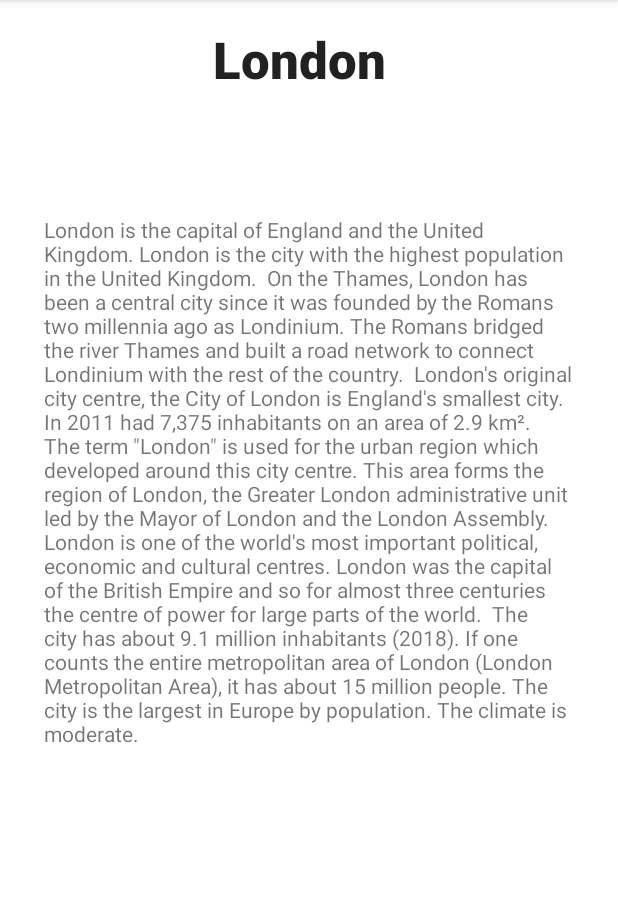
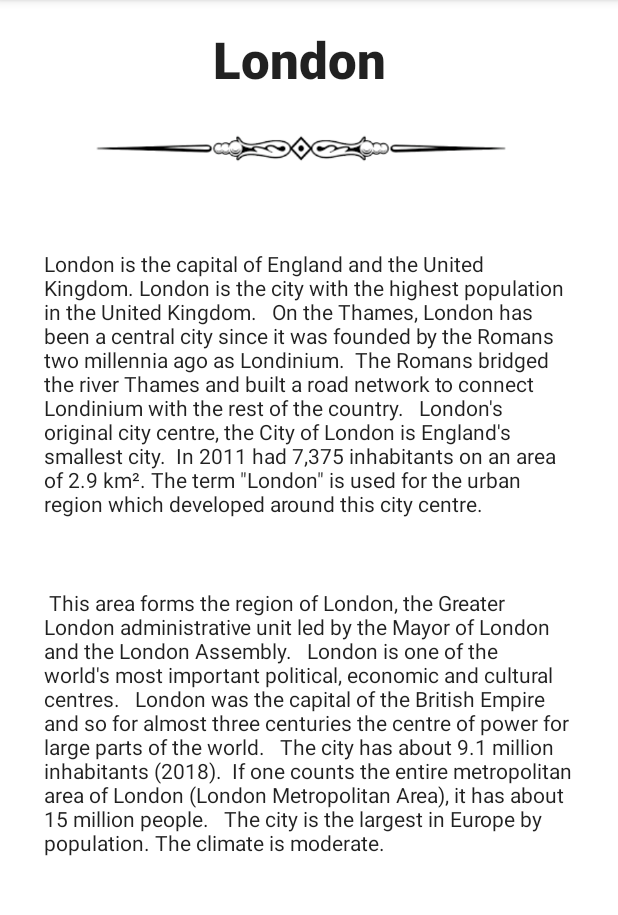
Before and after one commit to cpalazis/TRAVELLER, an Android app: the LondonActivity screen opened directly, with no data from a screen before it, on a phone screen of 412 x 824 dp, the part 84-999 px from its top. Run offline under Robolectric (Android 15) with nearby library versions, the phone set to English and light mode, and no system bars.

Commit message:
Made London Design Better

```diff
--- a/app/src/main/java/com/example/front_end/LondonActivity.java
+++ b/app/src/main/java/com/example/front_end/LondonActivity.java
@@ -9,6 +9,7 @@ public class LondonActivity extends AppCompatActivity {
 
     @Override
     protected void onCreate(Bundle savedInstanceState) {
+
         super.onCreate(savedInstanceState);
         setContentView(R.layout.activity_london_activity);
         getSupportActionBar().setDisplayHomeAsUpEnabled(true);
--- a/app/src/main/res/layout/activity_london_activity.xml
+++ b/app/src/main/res/layout/activity_london_activity.xml
@@ -5,6 +5,18 @@
     android:layout_width="match_parent"
     android:layout_height="match_parent"
     tools:context=".LondonActivity">
+
+    <ImageView
+        android:id="@+id/separator5"
+        android:layout_width="401dp"
+        android:layout_height="82dp"
+        app:layout_constraintBottom_toBottomOf="parent"
+        app:layout_constraintEnd_toEndOf="parent"
+        app:layout_constraintHorizontal_bias="0.0"
+        app:layout_constraintStart_toStartOf="parent"
+        app:layout_constraintTop_toBottomOf="@+id/londonHeader"
+        app:layout_constraintVertical_bias="0.0"
+        app:srcCompat="@drawable/separator__2_" />
 
     <TextView
         android:id="@+id/londonHeader"
@@ -26,13 +38,31 @@
         android:layout_width="353dp"
         android:layout_height="wrap_content"
         android:autoText="false"
-        android:text="London is the capital of England and the United Kingdom. London is the city with the highest population in the United Kingdom.  On the Thames, London has been a central city since it was founded by the Romans two millennia ago as Londinium. The Romans bridged the river Thames and built a road network to connect Londinium with the rest of the country.  London's original city centre, the City of London is England's smallest city. In 2011 had 7,375 inhabitants on an area of 2.9 km². The term &quot;London&quot; is used for the urban region which developed around this city centre. This area forms the region of London, the Greater London administrative unit led by the Mayor of London and the London Assembly.  London is one of the world's most important political, economic and cultural centres. London was the capital of the British Empire and so for almost three centuries the centre of power for large parts of the world.  The city has about 9.1 million inhabitants (2018). If one counts the entire metropolitan area of London (London Metropolitan Area), it has about 15 million people. The city is the largest in Europe by population. The climate is moderate. "
+        android:text="London is the capital of England and the United Kingdom. London is the city with the highest population in the United Kingdom.   On the Thames, London has been a central city since it was founded by the Romans two millennia ago as Londinium.  The Romans bridged the river Thames and built a road network to connect Londinium with the rest of the country.   London's original city centre, the City of London is England's smallest city.  In 2011 had 7,375 inhabitants on an area of 2.9 km². The term &quot;London&quot; is used for the urban region which developed around this city centre."
         android:textAlignment="textStart"
         android:textAllCaps="false"
+        android:textAppearance="@style/TextAppearance.AppCompat.Body1"
         app:layout_constraintBottom_toBottomOf="parent"
+
         app:layout_constraintEnd_toEndOf="parent"
         app:layout_constraintStart_toStartOf="parent"
         app:layout_constraintTop_toBottomOf="@+id/londonHeader"
-        app:layout_constraintVertical_bias="0.241" />
+        app:layout_constraintVertical_bias="0.203" />
+
+    <TextView
+        android:id="@+id/londonText2"
+        android:layout_width="353dp"
+        android:layout_height="wrap_content"
+        android:autoText="false"
+        android:text=" This area forms the region of London, the Greater London administrative unit led by the Mayor of London and the London Assembly.   London is one of the world's most important political, economic and cultural centres.   London was the capital of the British Empire and so for almost three centuries the centre of power for large parts of the world.   The city has about 9.1 million inhabitants (2018).  If one counts the entire metropolitan area of London (London Metropolitan Area), it has about 15 million people.   The city is the largest in Europe by population. The climate is moderate. "
+        android:textAlignment="textStart"
+        android:textAllCaps="false"
+        android:textAppearance="@style/TextAppearance.AppCompat.Body1"
+        app:layout_constraintBottom_toBottomOf="parent"
+
+        app:layout_constraintEnd_toEndOf="parent"
+        app:layout_constraintStart_toStartOf="parent"
+        app:layout_constraintTop_toBottomOf="@+id/londonHeader"
+        app:layout_constraintVertical_bias="0.629" />
 
 </androidx.constraintlayout.widget.ConstraintLayout>
```
